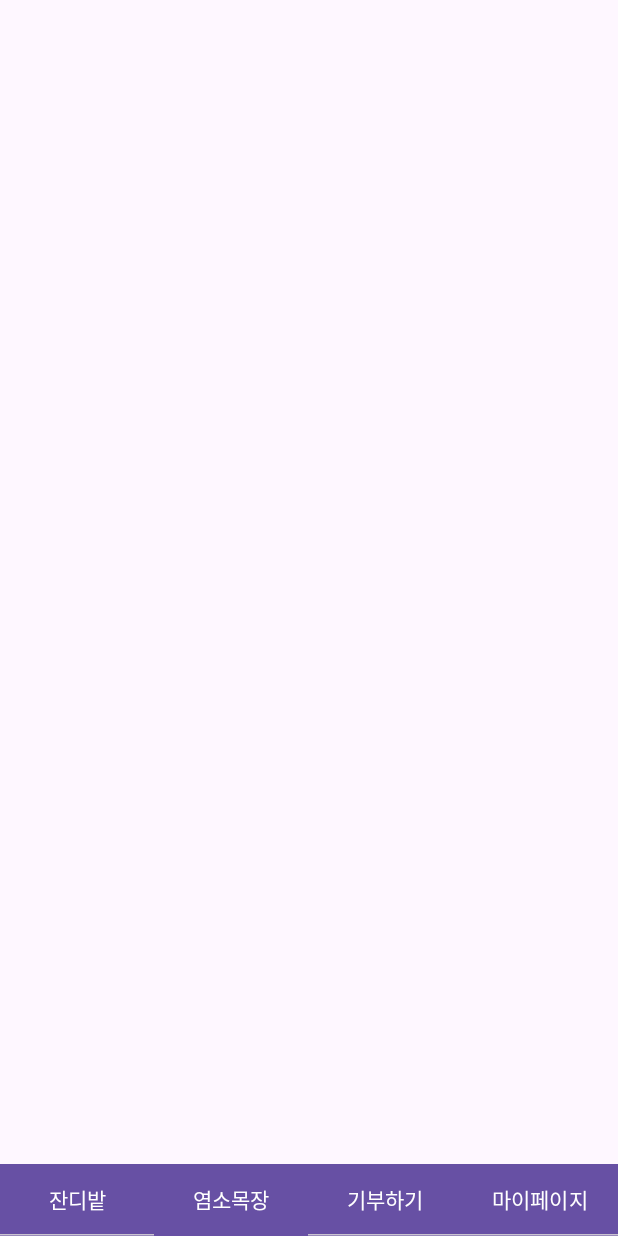
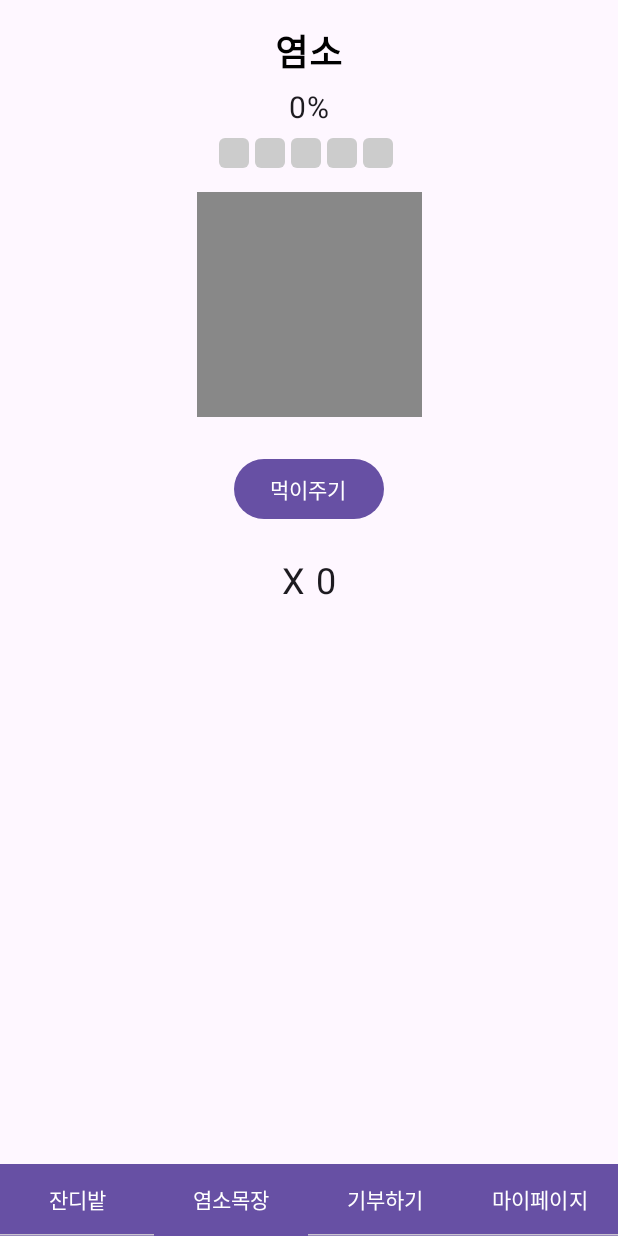
Before and after one commit to GDSC-KAIST-Sparklingthon/goat_front, an Android app built with Jetpack Compose: the screen it shows after launch (MainActivity), item 2 of the bottom bar chosen, on a phone screen of 412 x 824 dp. Run offline under Robolectric (Android 15) with nearby library versions, the phone set to English and light mode, and no system bars.

Commit message:
Tab2 염소 키우기 화면

```diff
--- a/app/src/main/java/com/example/sparklington/GoatTabContent.kt
+++ /dev/null
@@ -1,8 +0,0 @@
-package com.example.sparklington
-
-import androidx.compose.runtime.Composable
-
-@Composable
-fun GoatTabContent(){
-
-}
--- a/app/src/main/java/com/example/sparklington/MainActivity.kt
+++ b/app/src/main/java/com/example/sparklington/MainActivity.kt
@@ -65,13 +65,25 @@ fun MainContent() {
                 .padding(paddingValues)
         ) {
             when (selectedTabIndex) {
-                0 -> TabContent1()
-                1 -> GoatTabContent()
+                0 -> TabContent1(isRunningState = { isRunning = it }, modifier = Modifier.padding(paddingValues))
+                1 -> GoatTabContent(onDonateClicked = { selectedTabIndex = 2 })
                 2 -> TabContent3()
-                3 -> TabContent4()
+                3 -> TabContent4()  // ToDo: TabContent4로 이름 바꾸거나 MyPageTabContent.kt 생성할 것
             }
         }
 
+        if (showWarningDialog) {
+            AlertDialog(
+                onDismissRequest = { showWarningDialog = false },
+                title = { Text(text = "경고") },
+                text = { Text(text = "타이머가 실행 중일 때는 다른 탭으로 이동할 수 없습니다.") },
+                confirmButton = {
+                    TextButton(onClick = { showWarningDialog = false }) {
+                        Text("확인")
+                    }
+                }
+            )
+        }
     }
 }
 
--- /dev/null
+++ b/app/src/main/java/com/example/sparklington/TabContent2.kt
@@ -0,0 +1,142 @@
+package com.example.sparklington
+
+import androidx.compose.foundation.background
+import androidx.compose.foundation.layout.*
+import androidx.compose.foundation.shape.RoundedCornerShape
+import androidx.compose.material3.*
+import androidx.compose.runtime.*
+import androidx.compose.ui.Alignment
+import androidx.compose.ui.Modifier
+import androidx.compose.ui.graphics.Color
+import androidx.compose.ui.text.font.FontWeight
+import androidx.compose.ui.unit.dp
+import androidx.compose.ui.unit.sp
+import kotlinx.coroutines.delay
+import kotlinx.coroutines.launch
+
+@Composable
+fun GoatTabContent(onDonateClicked: () -> Unit) {
+    var feedCount by remember { mutableStateOf(0) }
+    var tempFeedCount by remember { mutableStateOf(0) }
+    var showDialog by remember { mutableStateOf(false) }
+    val maxFeedCount = 100
+    val feedPercentage = (feedCount.toFloat() / maxFeedCount) * 100
+
+    val scope = rememberCoroutineScope()
+
+    // 연타 후 일정 시간 동안 횟수를 유지한 뒤 초기화하는 효과
+    LaunchedEffect(tempFeedCount) {
+        if (tempFeedCount > 0) {
+            delay(2000)  // 2초 동안 횟수 유지
+            tempFeedCount = 0  // 초기화
+        }
+    }
+
+    if (showDialog) {
+        AlertDialog(
+            onDismissRequest = {
+                showDialog = false
+            },
+            title = {
+                Text(text = "염소가 성체가 되었습니다")
+            },
+            text = {
+                Text(text = "염소를 기부하겠습니까?")
+            },
+            confirmButton = {
+                TextButton(onClick = {
+                    showDialog = false
+                    onDonateClicked()
+                }) {
+                    Text("기부하기")
+                }
+            },
+            dismissButton = {
+                TextButton(onClick = {
+                    showDialog = false
+                }) {
+                    Text("취소")
+                }
+            },
+            modifier = Modifier.padding(16.dp)
+        )
+    }
+
+    Column(
+        modifier = Modifier
+            .fillMaxSize()
+            .padding(16.dp),
+        horizontalAlignment = Alignment.CenterHorizontally
+    ) {
+        // 염소 이름과 상태 표시
+        Text(
+            text = "염소",
+            fontSize = 24.sp,
+            fontWeight = FontWeight.Bold,
+            color = Color.Black
+        )
+
+        Spacer(modifier = Modifier.height(8.dp))
+
+        // 염소가 먹은 퍼센트 표시
+        Text(text = "${feedPercentage.toInt()}%", fontSize = 20.sp)
+
+        Spacer(modifier = Modifier.height(8.dp))
+
+        // 염소가 먹은 양을 시각화 (블럭)
+        Row(
+            horizontalArrangement = Arrangement.Center,
+            modifier = Modifier.fillMaxWidth()
+        ) {
+            repeat((feedPercentage / 20).toInt()) {
+                Box(
+                    modifier = Modifier
+                        .size(20.dp)
+                        .background(Color.Green, RoundedCornerShape(4.dp))
+                )
+                Spacer(modifier = Modifier.width(4.dp))
+            }
+            repeat(5 - (feedPercentage / 20).toInt()) {
+                Box(
+                    modifier = Modifier
+                        .size(20.dp)
+                        .background(Color.LightGray, RoundedCornerShape(4.dp))
+                )
+                Spacer(modifier = Modifier.width(4.dp))
+            }
+        }
+
+        Spacer(modifier = Modifier.height(16.dp))
+
+        // 염소 이미지 자리 (임시 네모)
+        Box(
+            modifier = Modifier
+                .size(150.dp)
+                .background(Color.Gray)
+        )
+
+        Spacer(modifier = Modifier.height(16.dp))
+
+        // 먹이주기 버튼
+        Button(
+            onClick = {
+                if (feedCount < maxFeedCount) {
+                    feedCount++
+                    tempFeedCount++
+                }
+
+                if (feedCount == maxFeedCount) {
+                    showDialog = true
+                }
+            },
+            modifier = Modifier.padding(8.dp)
+        ) {
+            Text(text = "먹이주기")
+        }
+
+        Spacer(modifier = Modifier.height(16.dp))
+
+        // 먹이 준 횟수 표시 (연타 횟수)
+        Text(text = "X $tempFeedCount", fontSize = 24.sp)
+    }
+}
```
